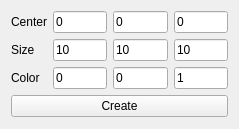
Above: PyQtVTK/createBox.ui from shach934/scripts before the change. Below: the same form after it.
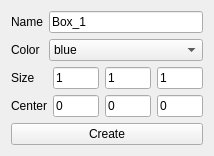
That is the form after the change.

The edit to the form file:
```diff
--- a/PyQtVTK/createBox.ui
+++ b/PyQtVTK/createBox.ui
@@ -6,25 +6,127 @@
    <rect>
     <x>0</x>
     <y>0</y>
-    <width>239</width>
-    <height>129</height>
+    <width>214</width>
+    <height>153</height>
    </rect>
   </property>
   <property name="windowTitle">
    <string>Form</string>
   </property>
   <layout class="QVBoxLayout" name="verticalLayout_3">
+   <item>
+    <layout class="QGridLayout" name="gridLayout">
+     <item row="0" column="0">
+      <widget class="QLabel" name="label_3">
+       <property name="text">
+        <string>Name</string>
+       </property>
+      </widget>
+     </item>
+     <item row="1" column="0">
+      <widget class="QLabel" name="label_5">
+       <property name="text">
+        <string>Color</string>
+       </property>
+      </widget>
+     </item>
+     <item row="0" column="1">
+      <widget class="QLineEdit" name="BoxName">
+       <property name="text">
+        <string>Box_1</string>
+       </property>
+      </widget>
+     </item>
+     <item row="1" column="1">
+      <widget class="QComboBox" name="BoxColorComboBox">
+       <item>
+        <property name="text">
+         <string>blue</string>
+        </property>
+       </item>
+       <item>
+        <property name="text">
+         <string>darkBlue</string>
+        </property>
+       </item>
+       <item>
+        <property name="text">
+         <string>gray</string>
+        </property>
+       </item>
+       <item>
+        <property name="text">
+         <string>darkGray</string>
+        </property>
+       </item>
+       <item>
+        <property name="text">
+         <string>lightGray</string>
+        </property>
+       </item>
+       <item>
+        <property name="text">
+         <string>green</string>
+        </property>
+       </item>
+       <item>
+        <property name="text">
+         <string>darkGreen</string>
+        </property>
+       </item>
+       <item>
+        <property name="text">
+         <string>cyan</string>
+        </property>
+       </item>
+       <item>
+        <property name="text">
+         <string>darkCyan</string>
+        </property>
+       </item>
+       <item>
+        <property name="text">
+         <string>red</string>
+        </property>
+       </item>
+       <item>
+        <property name="text">
+         <string>darkRed</string>
+        </property>
+       </item>
+       <item>
+        <property name="text">
+         <string>magenta</string>
+        </property>
+       </item>
+       <item>
+        <property name="text">
+         <string>darkMagenta</string>
+        </property>
+       </item>
+       <item>
+        <property name="text">
+         <string>white</string>
+        </property>
+       </item>
+       <item>
+        <property name="text">
+         <string>black</string>
+        </property>
+       </item>
+       <item>
+        <property name="text">
+         <string>PICK</string>
+        </property>
+       </item>
+      </widget>
+     </item>
+    </layout>
+   </item>
    <item>
     <layout class="QHBoxLayout" name="horizontalLayout_4">
      <item>
       <layout class="QVBoxLayout" name="verticalLayout">
-       <item>
-        <widget class="QLabel" name="label">
-         <property name="text">
-          <string>Center</string>
-         </property>
-        </widget>
-       </item>
        <item>
         <widget class="QLabel" name="label_2">
          <property name="text">
@@ -33,9 +135,9 @@
         </widget>
        </item>
        <item>
-        <widget class="QLabel" name="label_5">
+        <widget class="QLabel" name="label">
          <property name="text">
-          <string>Color</string>
+          <string>Center</string>
          </property>
         </widget>
        </item>
@@ -48,21 +150,21 @@
          <item>
           <widget class="QLineEdit" name="boxCenterXInput">
            <property name="text">
-            <string>0</string>
+            <string>1</string>
            </property>
           </widget>
          </item>
          <item>
           <widget class="QLineEdit" name="boxCenterYInput">
            <property name="text">
-            <string>0</string>
+            <string>1</string>
            </property>
           </widget>
          </item>
          <item>
           <widget class="QLineEdit" name="boxCenterZInput">
            <property name="text">
-            <string>0</string>
+            <string>1</string>
            </property>
           </widget>
          </item>
@@ -73,49 +175,24 @@
          <item>
           <widget class="QLineEdit" name="boxLengthXInput">
            <property name="text">
-            <string>10</string>
+            <string>0</string>
            </property>
           </widget>
          </item>
          <item>
           <widget class="QLineEdit" name="boxLengthYInput">
            <property name="text">
-            <string>10</string>
+            <string>0</string>
            </property>
           </widget>
          </item>
          <item>
           <widget class="QLineEdit" name="boxLengthZInpt">
            <property name="text">
-            <string>10</string>
-           </property>
-          </widget>
-         </item>
-        </layout>
-       </item>
-       <item>
-        <layout class="QHBoxLayout" name="horizontalLayout_3">
-         <item>
-          <widget class="QLineEdit" name="boxColorRInput">
-           <property name="text">
             <string>0</string>
            </property>
           </widget>
          </item>
-         <item>
-          <widget class="QLineEdit" name="boxColorGInput">
-           <property name="text">
-            <string>0</string>
-           </property>
-          </widget>
-         </item>
-         <item>
-          <widget class="QLineEdit" name="boxColorBInput">
-           <property name="text">
-            <string>1</string>
-           </property>
-          </widget>
-         </item>
         </layout>
        </item>
       </layout>
```
Left out of the diff: 2 changed lines with no effect on the pictures.
